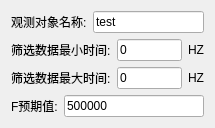
First picture: the form in src/SmartContorl/FrequencyTargetItemUI.ui, repository BeQuiet1228/FreeCAD, before the edit.
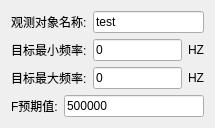
Second picture: the form after the edit.

What changed in the file:
```diff
--- a/src/SmartContorl/FrequencyTargetItemUI.ui
+++ b/src/SmartContorl/FrequencyTargetItemUI.ui
@@ -7,7 +7,7 @@
     <x>0</x>
     <y>0</y>
     <width>215</width>
-    <height>124</height>
+    <height>128</height>
    </rect>
   </property>
   <property name="windowTitle">
@@ -37,7 +37,7 @@
      <item>
       <widget class="QLabel" name="label_4">
        <property name="text">
-        <string>筛选数据最小时间:</string>
+        <string>目标最小频率:</string>
        </property>
       </widget>
      </item>
@@ -62,7 +62,7 @@
      <item>
       <widget class="QLabel" name="label_3">
        <property name="text">
-        <string>筛选数据最大时间:</string>
+        <string>目标最大频率:</string>
        </property>
       </widget>
      </item>
```
